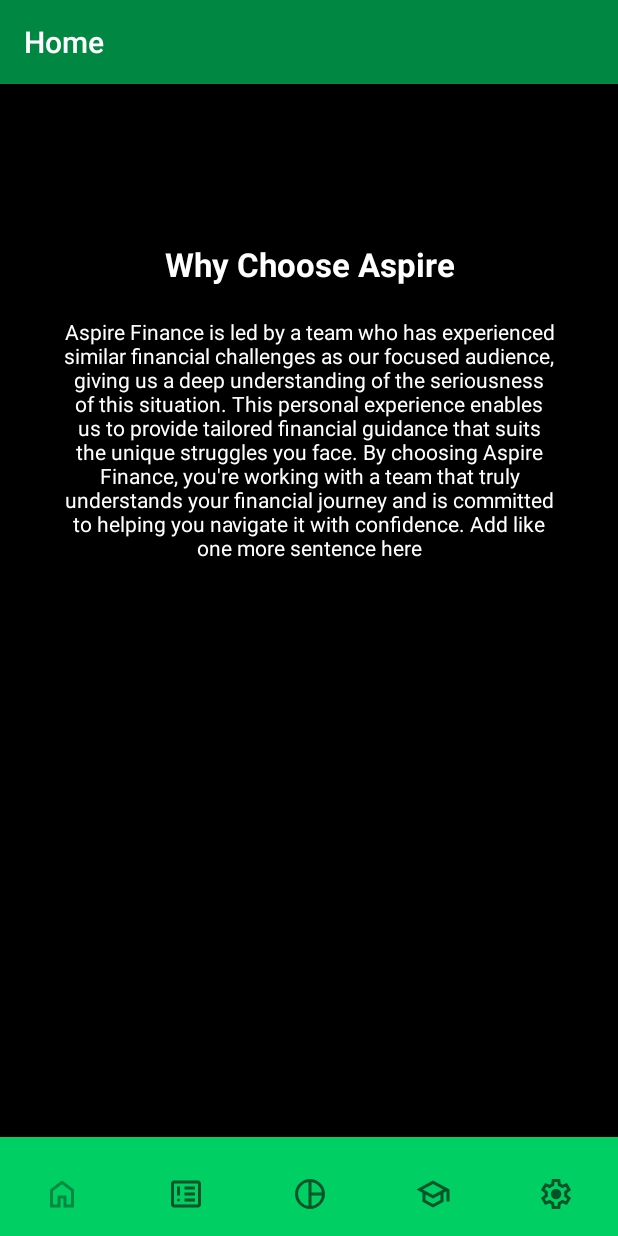
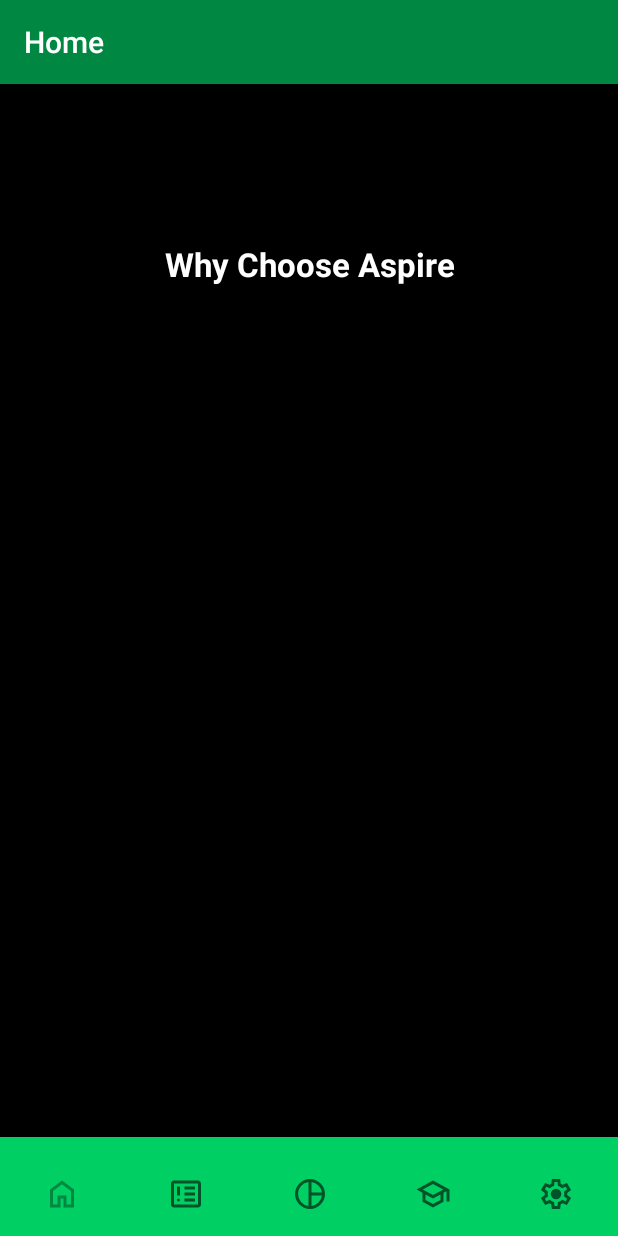
Before and after one commit to Ghostx5/GoalFi, an Android app: the screen it shows after launch once a user with an empty profile is signed in (homePage), on a phone screen of 412 x 824 dp. Run offline under Robolectric (Android 15) with nearby library versions, the phone set to English and light mode, and no system bars; our stand-ins replace Firebase (no records; nobody signed in at launch, a user with empty details on screens opened directly).

Commit message:
UI Fixes

```diff
--- a/app/src/main/java/com/aspirefinance/goalfi/MainActivity.kt
+++ b/app/src/main/java/com/aspirefinance/goalfi/MainActivity.kt
@@ -30,7 +30,7 @@ class MainActivity : AppCompatActivity() {
         enableEdgeToEdge()
         setContentView(R.layout.activity_startpage)
 
-        supportActionBar?.title = "Allah hu Ahkbar"
+        supportActionBar?.title = ""
 
         authViewModel.authState.observe(this) { state ->
             when (state) {
--- a/app/src/main/res/layout/fragment_home.xml
+++ b/app/src/main/res/layout/fragment_home.xml
@@ -41,16 +41,7 @@
         app:layout_constraintTop_toBottomOf="@id/h1"
         android:layout_marginTop="20dp"
         android:layout_marginHorizontal="40dp"
-        android:text="Aspire Finance is led by a team who has experienced
-similar financial challenges as our focused audience,
-giving us a deep understanding of the seriousness of
-this situation. This personal experience enables us to
-provide tailored financial guidance that suits the
-unique struggles you face. By choosing Aspire Finance,
-you're working with a team that truly understands your
-financial journey and is committed to helping you
-navigate it with confidence. Add like one more sentence
-here"
+        android:text=""
         android:textColor="@color/white"
         android:autoSizeTextType="uniform"
         android:textStyle="normal"
```
